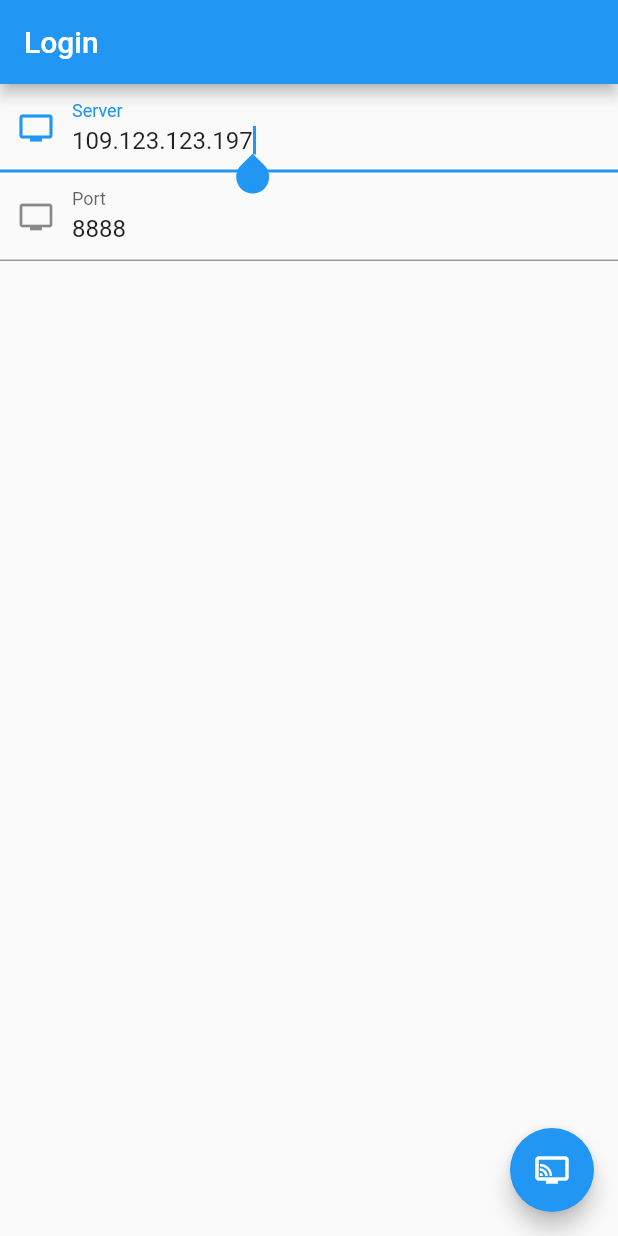
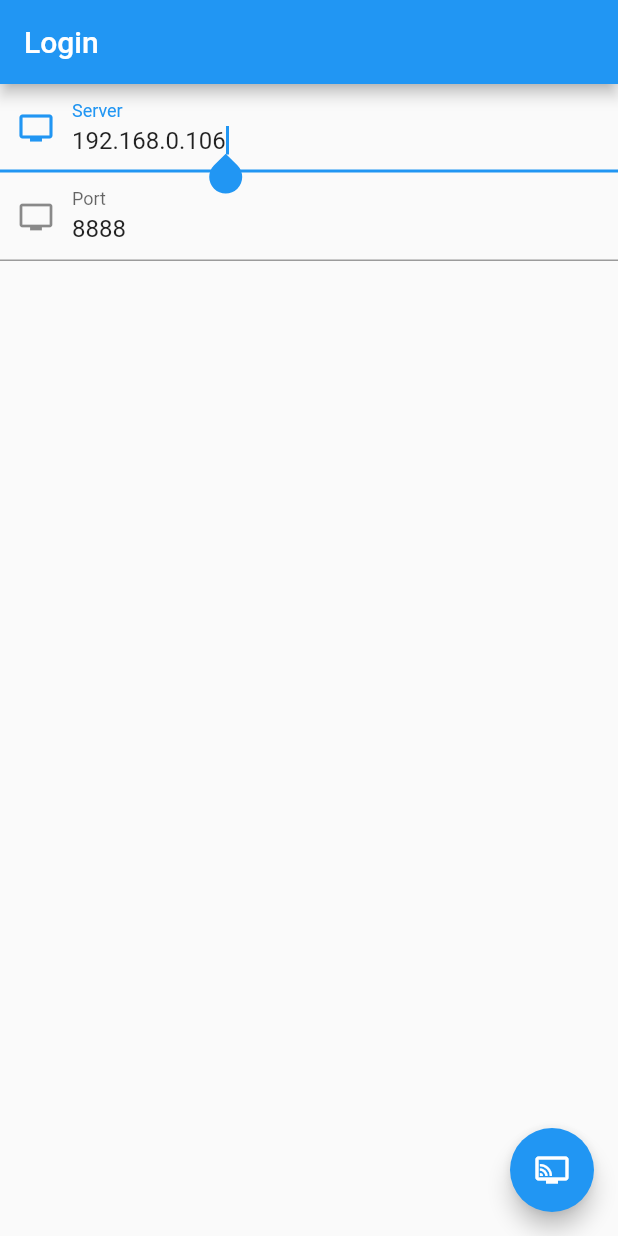
Before and after one commit to guangoon/peerconnection_example, a Flutter app: the screen it shows after launch, on a phone screen of 412 x 824 dp. Run offline on Flutter 3.47's test engine with Material 2 defaults, Android fonts, the phone set to English and light mode, and no system bars; missing offline and left inert: flutter_webrtc.

Commit message:
Add user permission and change default IP address

```diff
--- a/lib/login.dart
+++ b/lib/login.dart
@@ -14,7 +14,7 @@ class Login extends StatefulWidget {
 
 class _LoginPageState extends State<Login> {
   TextEditingController serverController =
-      TextEditingController(text: '109.123.123.197');
+      TextEditingController(text: '192.168.0.106');
   TextEditingController portController = TextEditingController(text: '8888');
   Conductor? conductor;
   void _connectOrDisconnect() async {
```
Also changed, not shown: 1 other file.
